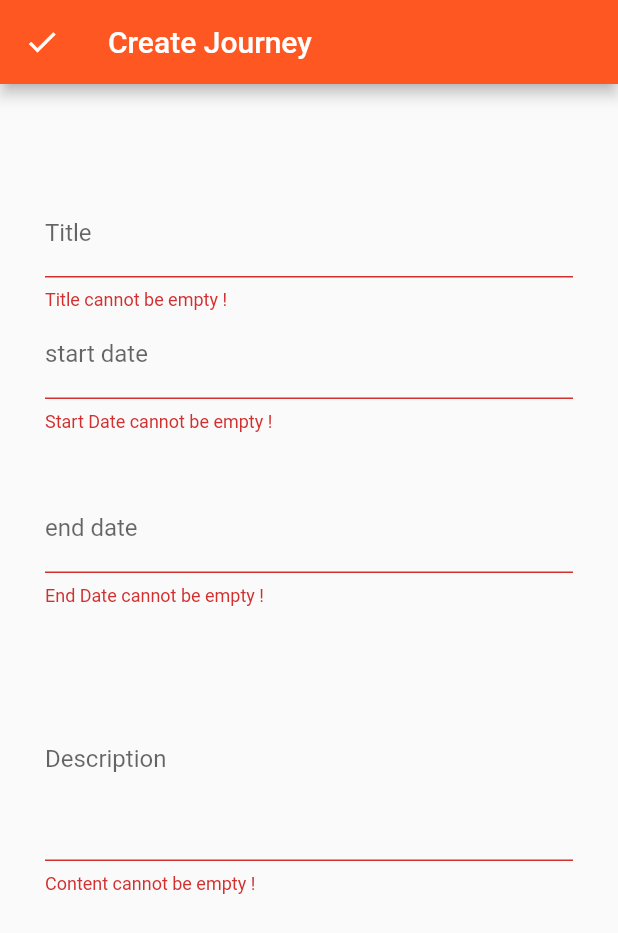
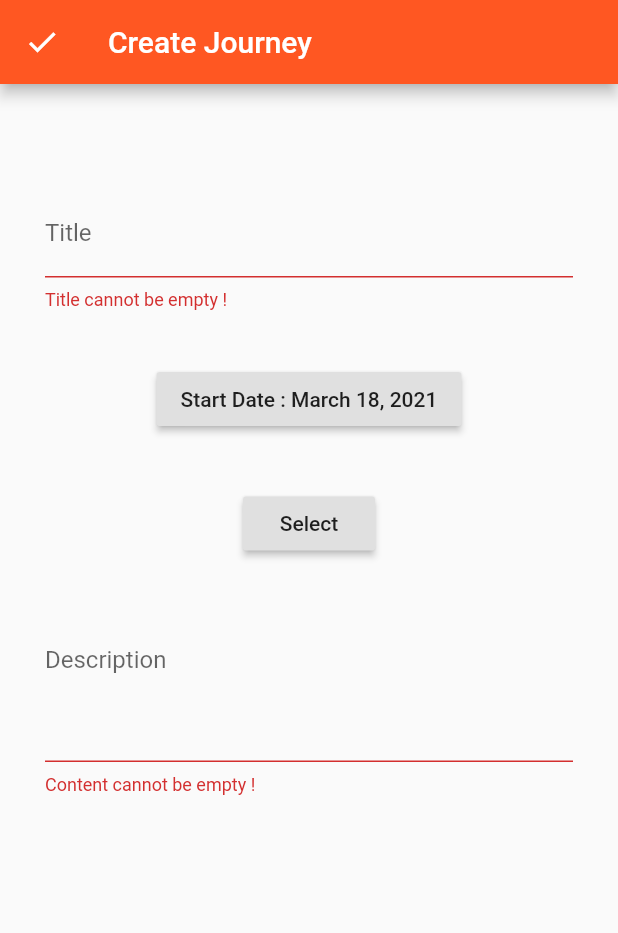
Before and after one commit to ARU-Coders/daybook, a Flutter app: the CreateJourneyScreen screen opened by its route, after a tap on the "check" icon, on a phone screen of 412 x 824 dp. Shown: the top 933 px of the screen. Run offline on Flutter 3.47's test engine with Material 2 defaults, Android fonts, the phone set to English and light mode, and no system bars; our stand-ins replace cloud_firestore, curved_navigation_bar, file_picker, firebase_auth, firebase_core, firebase_storage and 3 more; accounts and stored records are empty.

Commit message:
Display journey and create journey pages created
Co-authored-by: urvinb <urvinb@users.noreply.github.com>
Co-authored-by: Anjali <anjaligohil1909@users.noreply.github.com>

```diff
--- a/lib/Pages/create_journey.dart
+++ b/lib/Pages/create_journey.dart
@@ -1,5 +1,7 @@
 import 'package:flutter/material.dart';
 import 'package:daybook/Services/journeyService.dart';
+import 'package:cloud_firestore/cloud_firestore.dart';
+import 'package:intl/intl.dart';
 
 class CreateJourneyScreen extends StatefulWidget {
   @override
@@ -9,45 +11,102 @@ class CreateJourneyScreen extends StatefulWidget {
 class _CreateJourneyScreenState extends State<CreateJourneyScreen> {
   final _formKey = GlobalKey<FormState>();
 
+  String documentId;
+  DocumentSnapshot previousSnapshot;
+
+  bool isEditing = false;
+
   TextEditingController titleController = TextEditingController();
   TextEditingController descriptionController = TextEditingController();
-  TextEditingController startDateController = TextEditingController();
-  TextEditingController endDateController = TextEditingController();
+
+  static String initialStartDate = "Start Date : " + DateFormat.yMMMMd().format(DateTime.now());
+  static String initialEndDate = "Select";
+
+  //Default value of both Start date and End date will be curret datetime.
+  //If isEditing = True, start and end dates will display values read from the database.
+  String startDate = initialStartDate;
+  String endDate = initialEndDate;
 
   @override
   Widget build(BuildContext context) {
+    final arguments =
+        ModalRoute.of(context).settings.arguments as List<dynamic>;
+
+    if (arguments != null && arguments.length != 0 && !isEditing) {
+      titleController.text = arguments[0]['title'];
+      descriptionController.text = arguments[0]['description'];
+      documentId = arguments[0].id;
+      startDate = arguments[0]['startDate'];
+      endDate = arguments[0]['endDate'];
+      previousSnapshot = arguments[0];
+      isEditing = true;
+    }
+
     return Scaffold(
       appBar: AppBar(
         title: Text(
           "Create Journey",
         ),
-        leading: IconButton(
-          icon: Icon(Icons.check),
-          onPressed: () {
+        leading: Builder(
+          //Using builder here to provide required context to display the Snackbar.
+
+          builder:(BuildContext context){
+            return IconButton(
+            icon: Icon(Icons.check),
+            onPressed: () async {
             if (_formKey.currentState.validate()) {
-              createJourney(
-                  titleController.text,
-                  descriptionController.text,
-                  DateTime.parse(startDateController.text),
-                  DateTime.parse(endDateController.text));
-              Navigator.pop(context);
+
+              //Validation 1 : End date >= Start Date
+              if(DateTime.parse(startDate).isAfter(DateTime.parse(endDate))){
+                  final snackBar = SnackBar(content: Text('End Date can\'t be before start date !'), duration: Duration(seconds: 3),);
+                  Scaffold.of(context).showSnackBar(snackBar);
+                  return;
+                }
+
+              //Validation 2 : Start date cannot be a future date.
+              if(DateTime.parse(startDate).isAfter(DateTime.now())){
+                  final snackBar = SnackBar(content: Text('Start date cannot be a future date !'), duration: Duration(seconds: 3),);
+                  Scaffold.of(context).showSnackBar(snackBar);
+                  return;
+                }
+
+              if (isEditing) {
+                //Edit the journey
+                editJourney(
+                    arguments[0].id,
+                    titleController.text,
+                    descriptionController.text,
+                    DateTime.parse(startDate),
+                    DateTime.parse(endDate)
+
+                    );
+
+                DocumentSnapshot updatedDocumentSnapshot =
+                    await previousSnapshot.reference.get();
+
+                Navigator.popAndPushNamed(context, '/displayJourney',
+                    arguments: [updatedDocumentSnapshot]);
+
+              }
+              else {
+                //Create new journey in the database
+                DocumentReference docRef = await createJourney(
+                    titleController.text,
+                    descriptionController.text,
+                    DateTime.parse(startDate),
+                    DateTime.parse(endDate)
+                    );
+                DocumentSnapshot documentSnapshot = await docRef.get();
+                Navigator.popAndPushNamed(context, '/displayJourney',
+                    arguments: [documentSnapshot]);
+              }
             }
           },
+        );
+        },
         ),
-        // actions: <Widget>[
-        //   PopupMenuButton<String>(
-        //     onSelected: handleMenuClick,
-        //     itemBuilder: (BuildContext context) {
-        //       return menuItems.map((String choice) {
-        //         return PopupMenuItem<String>(
-        //           value: choice,
-        //           child: Text(choice),
-        //         );
-        //       }).toList();
-        //     },
-        //   ),
-        // ],
       ),
+
       body: SafeArea(
         child: SingleChildScrollView(
           child: Padding(
@@ -61,12 +120,15 @@ class _CreateJourneyScreenState extends State<CreateJourneyScreen> {
                         SizedBox(
                           height: 25.0,
                         ),
+
                         Padding(
                           padding: const EdgeInsets.fromLTRB(20, 10, 20, 5),
                           child: Column(children: [
+
                             SizedBox(
                               height: 25.0,
                             ),
+
                             TextFormField(
                               // style: TextStyle(
                               //     color: Colors.black87,
@@ -86,63 +148,79 @@ class _CreateJourneyScreenState extends State<CreateJourneyScreen> {
                                 return null;
                               },
                             ),
-                            TextFormField(
-                              controller: startDateController,
-                              decoration: InputDecoration(
-                                labelText: "start date",
-                              ),
-                              onTap: () async {
-                                DateTime date = DateTime(1900);
+
+                            SizedBox(
+                              height: 35.0,
+                            ),
+
+                            RaisedButton(
+                            onPressed: () async {
+                                DateTime date = isEditing
+                                    ? DateTime.parse(startDate)
+                                    : DateTime.now();
                                 FocusScope.of(context)
                                     .requestFocus(new FocusNode());
                                 date = await showDatePicker(
                                     context: context,
-                                    initialDate: DateTime.now(),
+                                    initialDate: date,
                                     firstDate: DateTime(1900),
                                     lastDate: DateTime(2100));
-                                startDateController.text =
-                                    date.toIso8601String();
+                                print("New Start Date :\n");
+                                print(date.toString());
+                                if (date != null) {
+                                setState((){
+                                    startDate = date.toString();
+                                    });
+                                }
+                                else{
+                                  print("User tapped cancel");
+                                }
+
                               },
-                              validator: (value) {
-                                if (value.isEmpty) {
-                                  return 'Start Date cannot be empty !';
-                                }
-                                return null;
-                              },
+                            child: Text(startDate == initialStartDate
+                                        ?
+                                        startDate
+                                        :
+                                        DateFormat.yMMMMd().format(DateTime.parse(startDate))
+                                        ),
                             ),
+
                             SizedBox(
                               height: 35.0,
                             ),
-                            TextFormField(
-                              controller: endDateController,
-                              decoration: InputDecoration(
-                                labelText: "end date",
-                              ),
-                              onTap: () async {
-                                DateTime date = DateTime(1900);
+
+                            RaisedButton(
+                            onPressed: () async {
+                                DateTime date = isEditing
+                                    ? DateTime.parse(endDate)
+                                    : DateTime.now();
                                 FocusScope.of(context)
                                     .requestFocus(new FocusNode());
                                 date = await showDatePicker(
                                     context: context,
-                                    initialDate: DateTime.now(),
+                                    initialDate: date,
                                     firstDate: DateTime(1900),
                                     lastDate: DateTime(2100));
-                                endDateController.text = date.toIso8601String();
+                                print("New End Date :\n");
+                                print(date.toString());
+                                if (date != null) {
+                                setState((){
+                                    endDate = date.toString();
+                                    });
+                                }
+                                else{
+                                  print("User tapped cancel");
+                                }
+
                               },
-                              validator: (value) {
-                                if (value.isEmpty) {
-                                  return 'End Date cannot be empty !';
-                                } else if (DateTime.parse(
-                                        startDateController.text)
-                                    .isAfter(DateTime.parse(value))) {
-                                  return "End Date can't be before start date";
-                                }
-                                return null;
-                              },
+                            child: Text(endDate == initialEndDate
+                                        ?
+                                        endDate
+                                        :
+                                        DateFormat.yMMMMd().format(DateTime.parse(endDate))
+                                        ),
                             ),
-                            SizedBox(
-                              height: 35.0,
-                            ),
+
                             TextFormField(
                               // style: TextStyle(
                               //     color: Colors.black87,
@@ -165,11 +243,17 @@ class _CreateJourneyScreenState extends State<CreateJourneyScreen> {
                             ),
                             SizedBox(
                               height: 25.0,
+                            )
+                            ,
+                            SizedBox(
+                              height: 25.0,
                             ),
                           ]),
                         ),
                       ],
-                    ))),
+                    ),
+                  ),
+                ),
           ),
         ),
       ),
--- a/pubspec.yaml
+++ b/pubspec.yaml
@@ -40,6 +40,8 @@ dependencies:
   curved_navigation_bar: ^0.3.7
   group_button: ^1.0.3
   intl: ^0.16.1
+  cached_network_image: ^2.5.1
+  sqflite: ^1.3.0
 
   # state management
   provider: ^4.3.2+2
```
Also changed, not shown: lib/Pages/display_journey.dart (added, +140 -0 lines), lib/Pages/journeys.dart (+7 -22 lines), lib/Services/journeyService.dart (+11 -19 lines), pubspec.lock.
